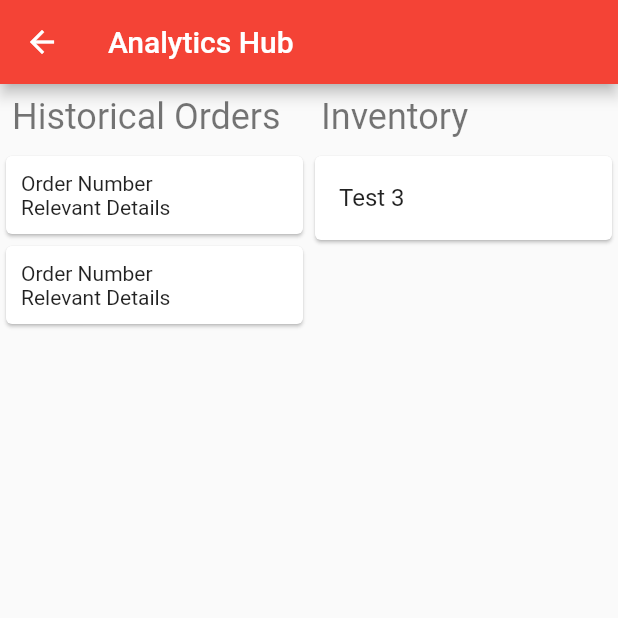
After one commit to AlecRoss01/NAPOS-POS-System, a Flutter app: the screen it shows after launch, after a tap on "Analytics Hub", on a phone screen of 412 x 824 dp, the top half of it. The commit adds this screen. Run offline on Flutter 3.47's test engine with Material 2 defaults, Android fonts, the phone set to English and light mode, and no system bars.

Commit message:
Adding analytics_hub.dart page. Accessed from home page button. Skeleton framework Tiny comment change in main.dart New resource on README.md Adding commented line in pubspec.yaml for potentially useful package in the future.

```diff
--- /dev/null
+++ b/lib/analytics_hub.dart
@@ -0,0 +1,105 @@
+import 'package:flutter/material.dart';
+import 'styles.dart';
+
+// Card widget: https://www.geeksforgeeks.org/flutter-card-widget/
+// Using InkWell for onTap: https://stackoverflow.com/questions/44317188/flutter-ontap-method-for-containers
+// ListView Class: https://api.flutter.dev/flutter/widgets/ListView-class.html
+// Dynamic List (For future): https://stackoverflow.com/questions/47826776/how-to-build-a-dynamic-list-in-flutter
+
+class AnalyticsHub extends StatelessWidget {
+  const AnalyticsHub({super.key});
+
+  @override
+  Widget build(BuildContext context) {
+    // Dimensions of app
+    double contextWidth = MediaQuery.of(context).size.width;
+    double contextHeight = MediaQuery.of(context).size.height;
+
+    return Scaffold(
+      appBar: AppBar(
+        title: const Text('Analytics Hub')
+      ),
+      body: Row(
+        children: <Widget>[
+          // Container for the Historical Orders list.
+          SizedBox(
+            width: contextWidth/2,
+            child: Column(
+              children: [
+                Container(
+                  padding: const EdgeInsets.all(8.0),
+                  alignment: Alignment.topLeft,
+                  child: const Text("Historical Orders", style: CustomTextStyle.homeButtons),
+                ),
+
+                Expanded(
+                  child: ListView(
+                    children: [
+                      // InkWell makes it a clickable thing.
+                      // Will bring user to a new page with order details.
+                      InkWell(
+                        child: Card(
+                            child: Padding(
+                                padding: const EdgeInsets.all(10.0),
+                                child: Column(
+                                  crossAxisAlignment: CrossAxisAlignment.start,
+                                  children: [
+                                    const Text("Order Number"),
+                                    const Text("Relevant Details")
+                                  ],
+                                )
+                            )
+                        ),
+                        onTap: () {},
+                      ),
+                      // Second sample order
+                      InkWell(
+                        child: Card(
+                            child: Padding(
+                                padding: const EdgeInsets.all(10.0),
+                                child: Column(
+                                  crossAxisAlignment: CrossAxisAlignment.start,
+                                  children: [
+                                    const Text("Order Number"),
+                                    const Text("Relevant Details")
+                                  ],
+                                )
+                            )
+                        ),
+                        onTap: () {},
+                      )
+                    ],
+                  ),
+                )
+
+              ],
+            )
+          ),
+
+          // Container for the Inventory list
+          SizedBox(
+              width: contextWidth/2,
+              child: Column(
+                children: [
+                  Container(
+                    padding: const EdgeInsets.all(8.0),
+                    alignment: Alignment.topLeft,
+                    child: const Text("Inventory", style: CustomTextStyle.homeButtons),
+                  ),
+
+                  Expanded(
+                      child: ListView(
+                        children: [
+                          Card(child: ListTile(title: Text("Test 3"))),
+                        ],
+                      )
+                  )
+                ],
+              )
+          )
+
+        ],
+      ),
+    );
+  }
+}
--- a/lib/main.dart
+++ b/lib/main.dart
@@ -1,6 +1,7 @@
 import 'package:flutter/material.dart';
 import 'styles.dart';
 import 'command_hub.dart';
+import 'analytics_hub.dart';
 
 // Runs the app.
 void main() {
@@ -11,7 +12,7 @@ void main() {
 class NaposPOS extends StatelessWidget {
   const NaposPOS({super.key});
 
-  // This widget is the root of your application.
+  // This widget is the root of the application.
   @override
   Widget build(BuildContext context) {
     return MaterialApp(
@@ -67,14 +68,19 @@ class _POSHomePage extends State<POSHomePage> {
               ),
             ),
             // Space between buttons
-            const SizedBox(width: 50,),
+            SizedBox(width: 50,),
             // Second Button, for Analytics Hub page
-            const SizedBox(
+            SizedBox(
               height: 100,
               width: 200,
               child: TextButton(
-                onPressed: null, // Disabled for now
-                child: Text("Analytics Hub", style:CustomTextStyle.homeButtons),
+                child: const Text("Analytics Hub", style:CustomTextStyle.homeButtons),
+                onPressed: () {
+                  Navigator.push(
+                      context,
+                      MaterialPageRoute(builder: (context) => const AnalyticsHub())
+                  );
+                },
               ),
             ),
           ],
--- a/pubspec.yaml
+++ b/pubspec.yaml
@@ -36,6 +36,7 @@ dependencies:
   # The following adds the Cupertino Icons font to your application.
   # Use with the CupertinoIcons class for iOS style icons.
   cupertino_icons: ^1.0.2
+  # expandable: ^5.0.1    # Might use in future. Source: https://pub.dev/packages/expandable
 
 dev_dependencies:
   flutter_test:
```
Also changed, not shown: 1 other file.
